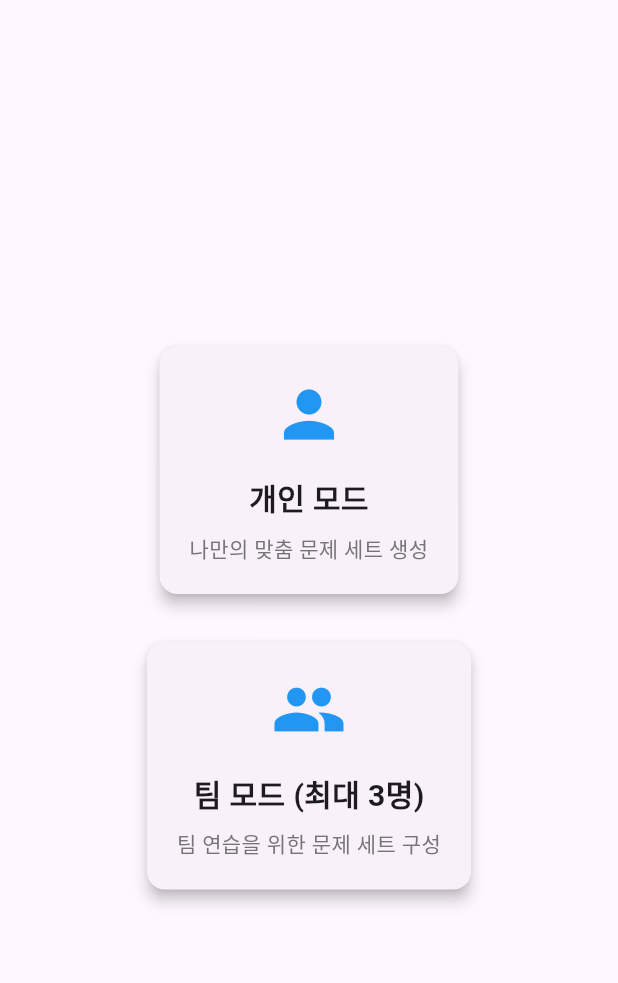
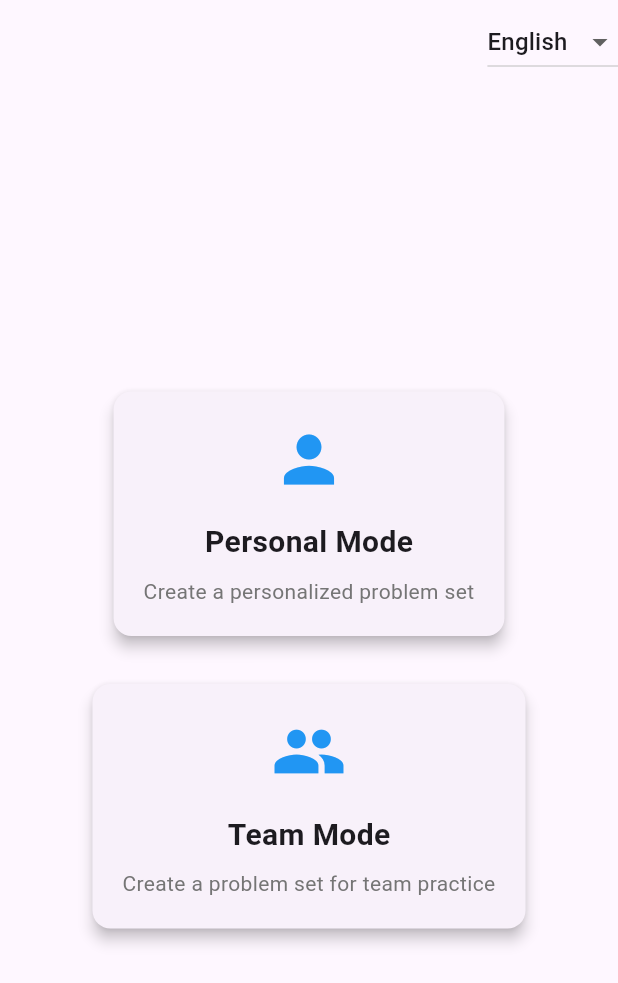
Before and after one commit to nicotina04/cf-drills, a Flutter app: the screen it shows after launch, on a phone screen of 412 x 824 dp. Shown: the top 983 px of the screen. Run offline on Flutter 3.47's test engine with Material 3 defaults, Android fonts, the phone set to English and light mode, and no system bars; our stand-ins replace dio, hive_flutter; missing offline and left inert: onnxruntime; accounts and stored records are empty; statements that could not run were skipped.

Commit message:
feat: implement l10n module

```diff
--- /dev/null
+++ b/assets/lang/en.json
@@ -0,0 +1,10 @@
+{
+    "easyProblem": "Easy Problems",
+    "mediumProblem": "Medium Problems",
+    "hardProblem": "Challenge Problems",
+    "problemSet": "Problem Set",
+    "personalModeTitle": "Personal Mode",
+    "teamModeTitle": "Team Mode",
+    "personalModeDescription": "Create a personalized problem set",
+    "teamModeDescription": "Create a problem set for team practice"
+}
--- a/lib/db.dart
+++ b/lib/db.dart
@@ -1,11 +1,21 @@
 import 'package:hive_flutter/hive_flutter.dart';
 
 class StatusDb {
-  static const String _boxName = 'handle_data';
+  static const String _boxName = 'db';
 
   static Future<void> init() async {
     await Hive.initFlutter();
     await Hive.openBox(_boxName);
+  }
+
+  static Future<void> saveLocale(String locale) async {
+    final box = Hive.box(_boxName);
+    await box.put('locale', locale);
+  }
+
+  static String getLocale() {
+    final box = Hive.box(_boxName);
+    return box.get('locale', defaultValue: 'en') as String;
   }
 
   static Future<void> saveHandle(String handle) async {
--- /dev/null
+++ b/lib/l10n/app_localizations.dart
@@ -0,0 +1,65 @@
+import 'dart:convert';
+import 'package:flutter/material.dart';
+import 'package:flutter/services.dart';
+
+class AppLocalizations {
+  final Locale locale;
+
+  AppLocalizations(this.locale);
+
+  static AppLocalizations? of(BuildContext context) {
+    return Localizations.of<AppLocalizations>(context, AppLocalizations);
+  }
+
+  static const LocalizationsDelegate<AppLocalizations> delegate =
+      _AppLocalizationsDelegate();
+
+  Map<String, String>? _localizedStrings;
+
+  Future<bool> load() async {
+    String jsonString =
+        await rootBundle.loadString('assets/lang/${locale.languageCode}.json');
+
+    Map<String, dynamic> jsonMap = json.decode(jsonString);
+
+    _localizedStrings =
+        jsonMap.map((key, value) => MapEntry(key, value.toString()));
+
+    return true;
+  }
+
+  String? translate(String key) {
+    return _localizedStrings?[key];
+  }
+
+  String translateWithArgs(String key, Map<String, String> args) {
+    String? value = _localizedStrings?[key];
+    if (value == null) return key;
+
+    args.forEach((param, replacement) {
+      value = value!.replaceAll('{$param}', replacement);
+    });
+
+    return value!;
+  }
+}
+
+class _AppLocalizationsDelegate
+    extends LocalizationsDelegate<AppLocalizations> {
+  const _AppLocalizationsDelegate();
+
+  @override
+  bool isSupported(Locale locale) {
+    return ['en', 'ko', 'ja', 'zh', 'ru'].contains(locale.languageCode);
+  }
+
+  @override
+  Future<AppLocalizations> load(Locale locale) async {
+    AppLocalizations localizations = AppLocalizations(locale);
+    await localizations.load();
+    return localizations;
+  }
+
+  @override
+  bool shouldReload(_AppLocalizationsDelegate old) => false;
+}
--- a/lib/main.dart
+++ b/lib/main.dart
@@ -5,6 +5,8 @@ import 'pages/cardelement.dart';
 import 'db.dart';
 import 'modelrunner.dart';
 import 'local_data_service.dart';
+import 'package:flutter_localizations/flutter_localizations.dart';
+import 'l10n/app_localizations.dart' as l10n;
 
 void main() async {
   WidgetsFlutterBinding.ensureInitialized();
@@ -12,45 +14,120 @@ void main() async {
   await XGBoostRunner().init();
   await StatusDb.init();
 
-  runApp(const MaterialApp(
-    debugShowCheckedModeBanner: false,
-    home: MyApp(),
-  ));
+  runApp(const MyApp());
 }
 
-class MyApp extends StatelessWidget {
+class MyApp extends StatefulWidget {
   const MyApp({super.key});
+
+  @override
+  State<MyApp> createState() => _MyAppState();
+}
+
+class _MyAppState extends State<MyApp> {
+  Locale _currentLocale = Locale(StatusDb.getLocale());
+
+  @override
+  void initState() {
+    super.initState();
+    _loadSavedLocale();
+  }
+
+  void _loadSavedLocale() {
+    final savedLang = StatusDb.getLocale();
+    setState(() {
+      _currentLocale = Locale(savedLang);
+    });
+  }
+
+  Future<void> _changeLocale(Locale newLocale) async {
+    await StatusDb.saveLocale(newLocale.languageCode);
+    setState(() {
+      _currentLocale = newLocale;
+    });
+  }
 
   @override
   Widget build(BuildContext context) {
     return MaterialApp(
       title: 'CF Drills by nicotina04',
+      localizationsDelegates: [
+        l10n.AppLocalizations.delegate,
+        GlobalMaterialLocalizations.delegate,
+        GlobalWidgetsLocalizations.delegate,
+        GlobalCupertinoLocalizations.delegate,
+      ],
+      supportedLocales: const [
+        Locale('en'),
+        Locale('ko'),
+        Locale('ja'),
+        Locale('zh'),
+        Locale('ru'),
+      ],
       theme: ThemeData(
         colorScheme: ColorScheme.fromSeed(seedColor: Colors.deepPurple),
         useMaterial3: true,
       ),
       home: Scaffold(
-        body: Center(
+        appBar: AppBar(
+          actions: [
+            DropdownButton<Locale>(
+              value: _currentLocale,
+              items: [
+                DropdownMenuItem(child: Text('한국어'), value: const Locale('ko')),
+                DropdownMenuItem(
+                    child: Text('English'), value: const Locale('en')),
+                DropdownMenuItem(child: Text('日本語'), value: const Locale('ja')),
+                DropdownMenuItem(child: Text('中文'), value: const Locale('zh')),
+                DropdownMenuItem(
+                    child: Text('Русский'), value: const Locale('ru')),
+              ],
+              onChanged: (Locale? newLocale) async {
+                if (newLocale != null) {
+                  await _changeLocale(newLocale);
+                }
+                if (context.mounted) {
+                  Navigator.pushReplacement(
+                    context,
+                    MaterialPageRoute(
+                      builder: (context) => MyApp(),
+                    ),
+                  );
+                }
+              },
+            ),
+          ],
+        ),
+        body: Builder(builder: (context) {
+          final appLocalizations = l10n.AppLocalizations.of(context)!;
+
+          return Center(
             child: Column(
               mainAxisAlignment: MainAxisAlignment.center,
               children: [
                 CardElement(
                   icon: Icons.person,
-                title: "개인 모드",
-                description: "나만의 맞춤 문제 세트 생성",
+                  title: appLocalizations.translate('personalModeTitle') ??
+                      "개인 모드",
+                  description:
+                      appLocalizations.translate('personalModeDescription') ??
+                          "나만의 맞춤 문제 세트 생성",
                   onTap: () => Navigator.push(context,
                       MaterialPageRoute(builder: (_) => const PersonalPage())),
                 ),
                 CardElement(
                   icon: Icons.group,
-                title: "팀 모드 (최대 3명)",
-                description: "팀 연습을 위한 문제 세트 구성",
+                  title: appLocalizations.translate('teamModeTitle') ?? "팀 모드",
+                  description:
+                      appLocalizations.translate('teamModeDescription') ??
+                          "팀 연습을 위한 문제 세트 생성",
                   onTap: () => Navigator.push(context,
                       MaterialPageRoute(builder: (_) => const TeamPage())),
                 ),
               ],
             ),
-        ),
+          );
+        }),
       ),
     );
   }
--- a/lib/pages/personalpage.dart
+++ b/lib/pages/personalpage.dart
@@ -5,6 +5,7 @@ import '../db.dart';
 import '../cf_services.dart';
 import 'problem_list_page.dart';
 import 'cardelement.dart';
+import 'package:cf_drills/l10n/app_localizations.dart' as l10n;
 
 class PersonalPage extends StatefulWidget {
   const PersonalPage({Key? key}) : super(key: key);
@@ -95,22 +96,30 @@ class _PersonalPageState extends State<PersonalPage> {
                     CardElement(
                         icon: Icons.cake,
                         title: 'Easy',
-                        description: '쉬운 문제',
+                        description: l10n.AppLocalizations.of(context)!
+                                .translate('easyProblem') ??
+                            '쉬운 문제',
                         onTap: () async => await onTapCard(context, 'easy')),
                     CardElement(
                         icon: Icons.bolt,
                         title: 'Medium',
-                        description: '보통 문제',
+                        description: l10n.AppLocalizations.of(context)!
+                                .translate('mediumProblem') ??
+                            '중간 문제',
                         onTap: () async => await onTapCard(context, 'medium')),
                     CardElement(
                         icon: Icons.fireplace_outlined,
                         title: 'Challenging',
-                        description: '도전 문제',
+                        description: l10n.AppLocalizations.of(context)!
+                                .translate('hardProblem') ??
+                            '도전적인 문제',
                         onTap: () async => await onTapCard(context, 'hard')),
                     CardElement(
                         icon: Icons.rocket_launch,
                         title: 'Set',
-                        description: '종합 세트',
+                        description: l10n.AppLocalizations.of(context)!
+                                .translate('problemSet') ??
+                            '문제 세트',
                         onTap: () async => await onTapCard(context, 'set')),
                   ],
                 ),
@@ -295,7 +304,7 @@ class _PersonalPageState extends State<PersonalPage> {
 
       Navigator.of(context).pop();
       ScaffoldMessenger.of(context).showSnackBar(
-        SnackBar(content: Text('문제 불러오기 실패: $e')),
+        SnackBar(content: Text('Failed to load problems: $e')),
       );
 
       rethrow;
```
Also changed, not shown: assets/lang/ja.json (added, +10 -0 lines), assets/lang/ko.json (added, +10 -0 lines), assets/lang/ru.json (added, +10 -0 lines), assets/lang/zh.json (added, +10 -0 lines). Lines whose indentation alone changed are shown as unchanged.
